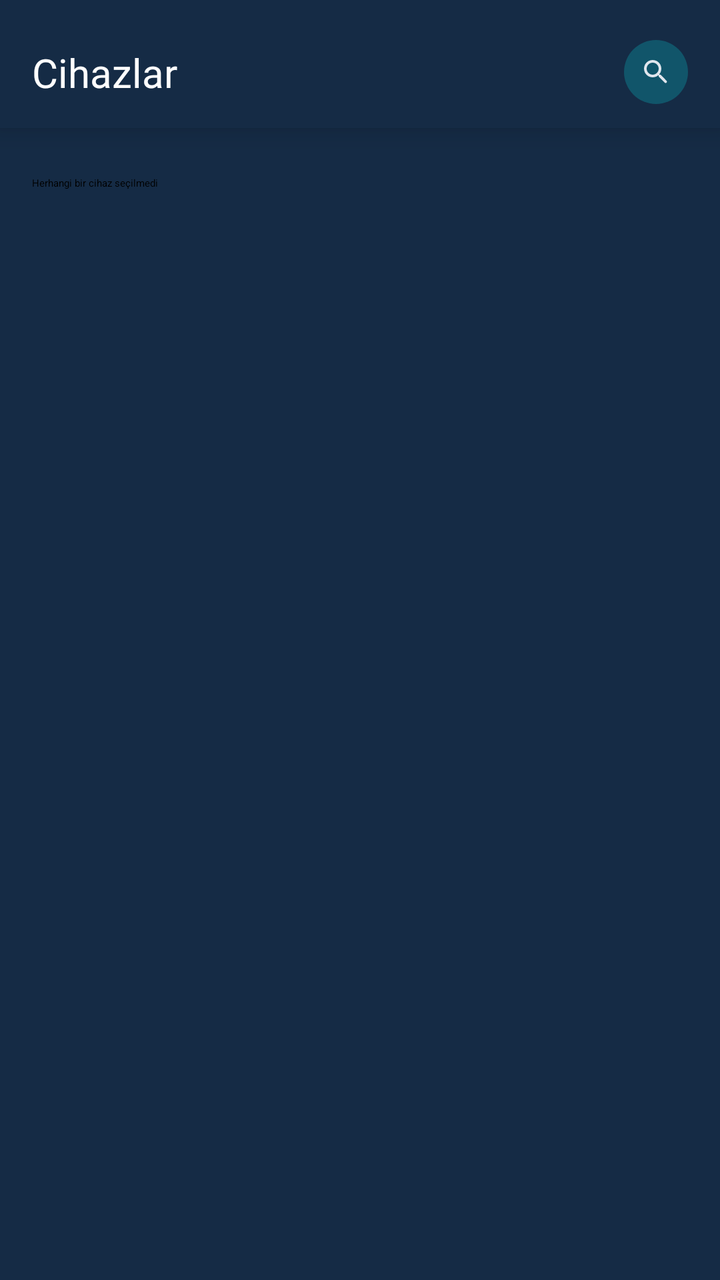
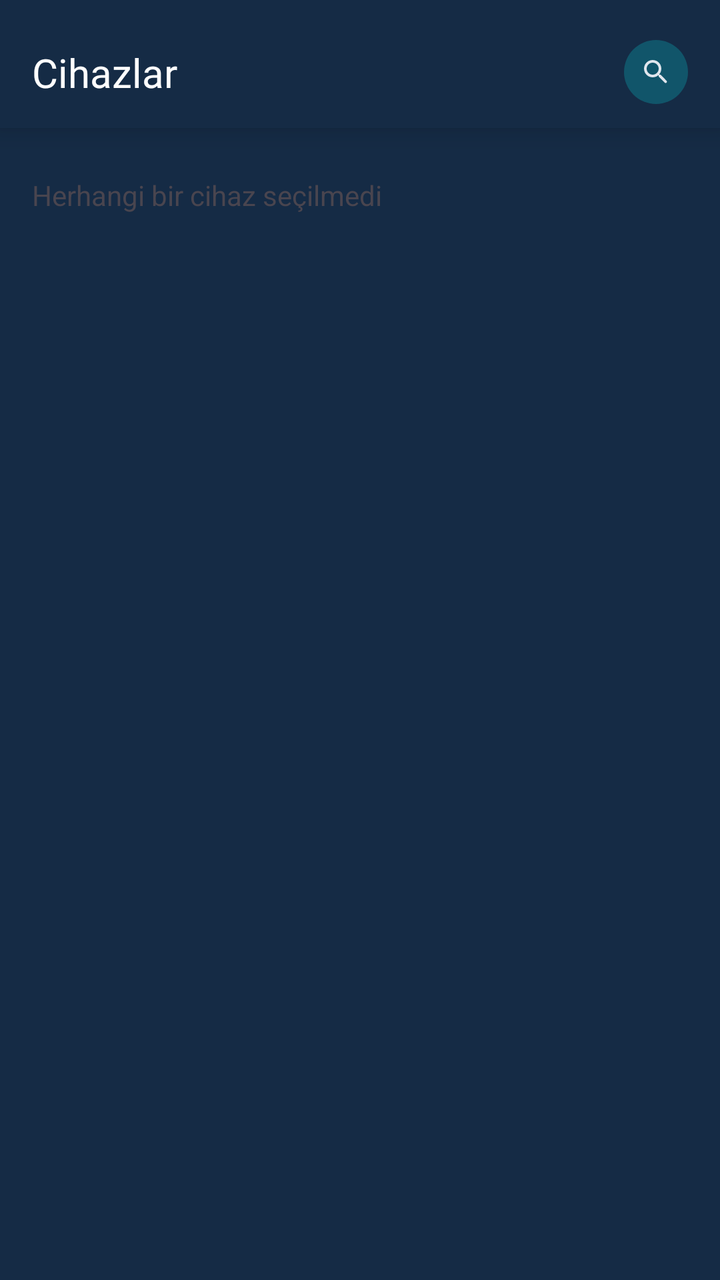

Two renders of the same Android screen: before a commit and after it. Below are the layout's source before the change and the commit's diff.
<!-- AndroidManifest.xml: application theme AppTheme -->
<!-- res/layout/fragment_devices.xml -->
<?xml version="1.0" encoding="utf-8"?>
<androidx.constraintlayout.widget.ConstraintLayout
    xmlns:android="http://schemas.android.com/apk/res/android"
    xmlns:app="http://schemas.android.com/apk/res-auto"
    xmlns:tools="http://schemas.android.com/tools"
    android:layout_width="match_parent"
    android:layout_height="match_parent"
    android:background="@color/background_color"
    tools:context=".ui.tabs.devices.DevicesFragment">

    
    <androidx.constraintlayout.widget.ConstraintLayout
        android:id="@+id/headerContainer"
        android:layout_width="0dp"
        android:layout_height="wrap_content"
        android:paddingHorizontal="16dp"
        android:paddingTop="20dp"
        android:paddingBottom="12dp"
        android:background="@color/background_color"
        android:elevation="8dp"
        app:layout_constraintTop_toTopOf="parent"
        app:layout_constraintStart_toStartOf="parent"
        app:layout_constraintEnd_toEndOf="parent">

        
        <TextView
            android:id="@+id/tvDevices"
            style="@style/TextAppearance.Aqua.EditProfileTitle"
            android:layout_width="wrap_content"
            android:layout_height="wrap_content"
            android:text="@string/devices_title"
            app:layout_constraintStart_toStartOf="parent"
            app:layout_constraintTop_toTopOf="parent"
            app:layout_constraintBottom_toBottomOf="parent" />

        
        <ImageView
            android:id="@+id/btnScanDevices"
            android:layout_width="32dp"
            android:layout_height="32dp"
            android:background="@drawable/bg_circle_scan"
            android:padding="8dp"
            android:src="@drawable/ic_radar"
            android:scaleType="centerInside"
            app:tint="?attr/colorOnSurface"
            android:clickable="true"
            android:focusable="true"
            android:contentDescription="@string/devices_scan_button_desc"
            app:layout_constraintEnd_toEndOf="parent"
            app:layout_constraintTop_toTopOf="parent"
            app:layout_constraintBottom_toBottomOf="parent" />
    </androidx.constraintlayout.widget.ConstraintLayout>

    
    <TextView
        android:id="@+id/tvSelectedDevice"
        android:layout_width="0dp"
        android:layout_height="wrap_content"
        android:layout_marginHorizontal="16dp"
        android:layout_marginTop="24dp"
        android:text="@string/devices_no_selected"
        android:textAppearance="@style/TextAppearance.Aqua.Body"
        app:layout_constraintTop_toBottomOf="@id/headerContainer"
        app:layout_constraintStart_toStartOf="parent"
        app:layout_constraintEnd_toEndOf="parent" />

</androidx.constraintlayout.widget.ConstraintLayout>
<!-- resources referenced by this layout -->
<resources>
  <color name="background_color">#152B45</color>
  <!-- drawable bg_circle_scan (drawable) -->
  <?xml version="1.0" encoding="utf-8"?>
  <shape xmlns:android="http://schemas.android.com/apk/res/android"
      android:shape="oval">
      <solid android:color="#3300FFFF" /> 
  </shape>
  <!-- drawable ic_radar (drawable) -->
  <?xml version="1.0" encoding="utf-8"?>
  <vector xmlns:android="http://schemas.android.com/apk/res/android"
      android:width="24dp"
      android:height="24dp"
      android:viewportWidth="24"
      android:viewportHeight="24">
      <path
          android:fillColor="#000000"
          android:pathData="M15.5,14h-0.79l-0.28,-0.27c0.98,-1.14 1.57,-2.61 1.57,-4.23 0,-3.59 -2.91,-6.5 -6.5,-6.5s-6.5,2.91 -6.5,6.5 2.91,6.5 6.5,6.5c1.62,0 3.09,-0.59 4.23,-1.57l0.27,0.28v0.79l4.5,4.49c0.39,0.39 1.03,0.39 1.41,0 0.39,-0.39 0.39,-1.03 0,-1.41L15.5,14zm-6,0c-2.48,0 -4.5,-2.02 -4.5,-4.5s2.02,-4.5 4.5,-4.5 4.5,2.02 4.5,4.5 -2.02,4.5 -4.5,4.5z"/>
  </vector>
  <string name="devices_no_selected">Herhangi bir cihaz seçilmedi</string>
  <string name="devices_scan_button_desc">Cihaz tara veya ekle</string>
  <string name="devices_title">Cihazlar</string>
  <style name="TextAppearance.Aqua.EditProfileTitle" parent="TextAppearance.Material3.TitleLarge">
      <item name="fontFamily">@font/inter_semibold</item>
      <item name="android:fontFamily">@font/inter_semibold</item>
      <item name="android:textColor">@android:color/white</item>
      <item name="android:textSize">20sp</item>
  </style>
  <style name="AppTheme" parent="Theme.Material3.DayNight.NoActionBar">
  
          
          <item name="colorPrimary">@color/md_theme_light_primary</item>
          <item name="colorOnPrimary">@color/md_theme_light_onPrimary</item>
          <item name="colorSecondary">@color/md_theme_light_secondary</item>
          <item name="colorOnSecondary">@color/md_theme_light_onSecondary</item>
  
          
          <item name="android:colorBackground">@color/md_theme_light_background</item>
          <item name="colorSurface">@color/md_theme_light_surface</item>
          <item name="colorOnSurface">@color/md_theme_light_onSurface</item>
  
          
          <item name="colorSurfaceVariant">@color/md_theme_light_surfaceVariant</item>
          <item name="colorOnSurfaceVariant">@color/md_theme_light_onSurfaceVariant</item>
          <item name="colorOutline">@color/md_theme_light_outline</item>
          <item name="colorOutlineVariant">@color/md_theme_light_outlineVariant</item>
          <item name="colorError">@color/md_theme_light_error</item>
          <item name="colorOnError">@color/md_theme_light_onError</item>
  
          
          <item name="android:statusBarColor">@android:color/transparent</item>
          <item name="android:navigationBarColor">@android:color/black</item>
  
          
          <item name="android:windowLightStatusBar">true</item>
          <item name="android:windowLightNavigationBar">true</item>
  
          
          <item name="windowActionBar">false</item>
          <item name="android:windowNoTitle">true</item>
      </style>
  <color name="md_theme_light_primary">#2196F3</color>
  <color name="md_theme_light_onPrimary">#FFFFFF</color>
  <color name="md_theme_light_secondary">#4A6363</color>
  <color name="md_theme_light_onSecondary">#FFFFFF</color>
  <color name="md_theme_light_background">#152B45</color>
  <color name="md_theme_light_surface">#152B45</color>
  <color name="md_theme_light_onSurface">#E0E6ED</color>
  <color name="md_theme_light_surfaceVariant">#233042</color>
  <color name="md_theme_light_onSurfaceVariant">#5C6B75</color>
  <color name="md_theme_light_outline">#455A64</color>
  <color name="md_theme_light_outlineVariant">#37474F</color>
  <color name="md_theme_light_error">#D32F2F</color>
  <color name="md_theme_light_onError">#FFFFFF</color>
</resources>

<!-- the commit's change to res/layout/fragment_devices.xml (unified diff, before → after) -->
@@ -59,7 +59,6 @@
         android:layout_marginHorizontal="16dp"
         android:layout_marginTop="24dp"
         android:text="@string/devices_no_selected"
-        android:textAppearance="@style/TextAppearance.Aqua.Body"
         app:layout_constraintTop_toBottomOf="@id/headerContainer"
         app:layout_constraintStart_toStartOf="parent"
         app:layout_constraintEnd_toEndOf="parent" />
